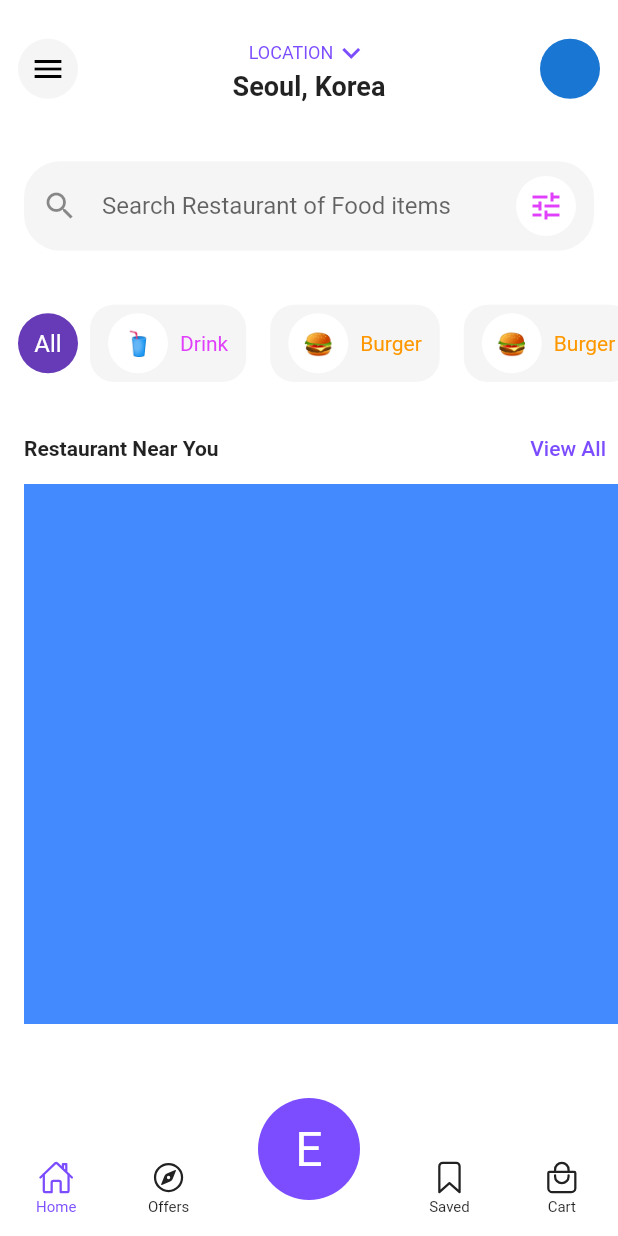
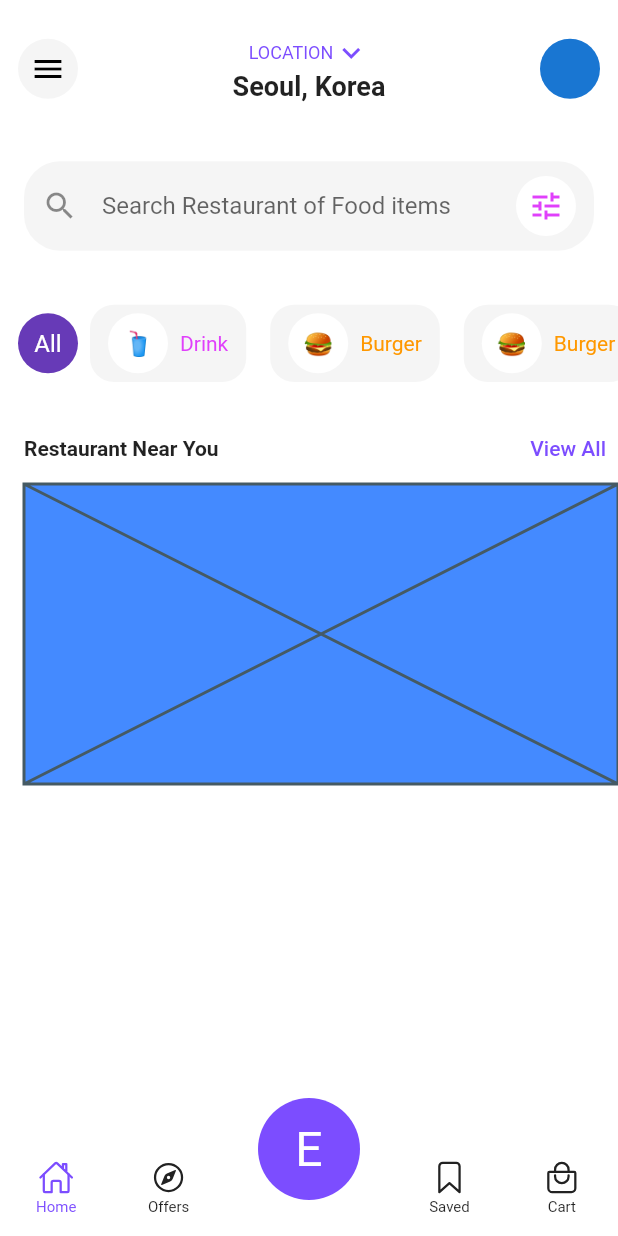
Before and after one commit to JAICHANGPARK/flutter_notebook_18th_story, a Flutter app: the screen it shows after launch, on a phone screen of 412 x 824 dp. Run offline on Flutter 3.47's test engine with Material 2 defaults, Android fonts, the phone set to English and light mode, and no system bars; our stand-ins replace cached_network_image, flutter_riverpod, go_router, ionicons.

Commit message:
Update food_delivery_home_screen.dart

```diff
--- a/lib/ep1054_food_delivery_app/src/ui/food_delivery_home_screen.dart
+++ b/lib/ep1054_food_delivery_app/src/ui/food_delivery_home_screen.dart
@@ -253,9 +253,19 @@ class _FoodDeliveryHomeScreenState extends State<FoodDeliveryHomeScreen> {
                               ],
                             ),
                             SizedBox(
-                              height: 360,
+                              height: 200,
                               child: Container(
                                 color: Colors.blueAccent,
+                                child: Column(
+                                  children: [
+                                    Expanded(child: Placeholder()),
+                                    Column(
+                                      children: [
+
+                                      ],
+                                    )
+                                  ],
+                                ),
                               ),
                             )
                           ],
```
